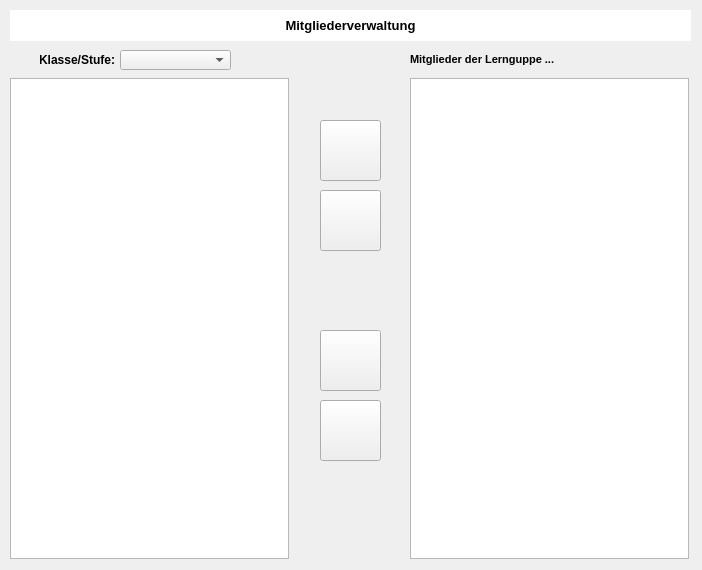
The window that susverwgui.ui (pyphil/Kursbuch) describes before a commit, drawn with Qt 5.
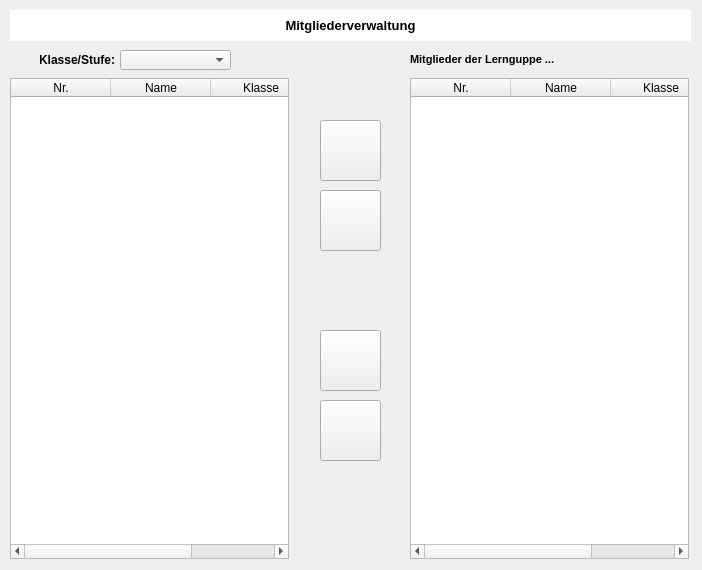
The same window after the commit. Icons and pictures are not drawn.

```diff
--- a/susverwgui.ui
+++ b/susverwgui.ui
@@ -25,6 +25,21 @@
      <height>481</height>
     </rect>
    </property>
+   <column>
+    <property name="text">
+     <string>Nr.</string>
+    </property>
+   </column>
+   <column>
+    <property name="text">
+     <string>Name</string>
+    </property>
+   </column>
+   <column>
+    <property name="text">
+     <string>Klasse</string>
+    </property>
+   </column>
   </widget>
   <widget class="QTableWidget" name="tableWidget_2">
    <property name="geometry">
@@ -35,6 +50,21 @@
      <height>481</height>
     </rect>
    </property>
+   <column>
+    <property name="text">
+     <string>Nr.</string>
+    </property>
+   </column>
+   <column>
+    <property name="text">
+     <string>Name</string>
+    </property>
+   </column>
+   <column>
+    <property name="text">
+     <string>Klasse</string>
+    </property>
+   </column>
   </widget>
   <widget class="QLabel" name="label">
    <property name="geometry">
```
